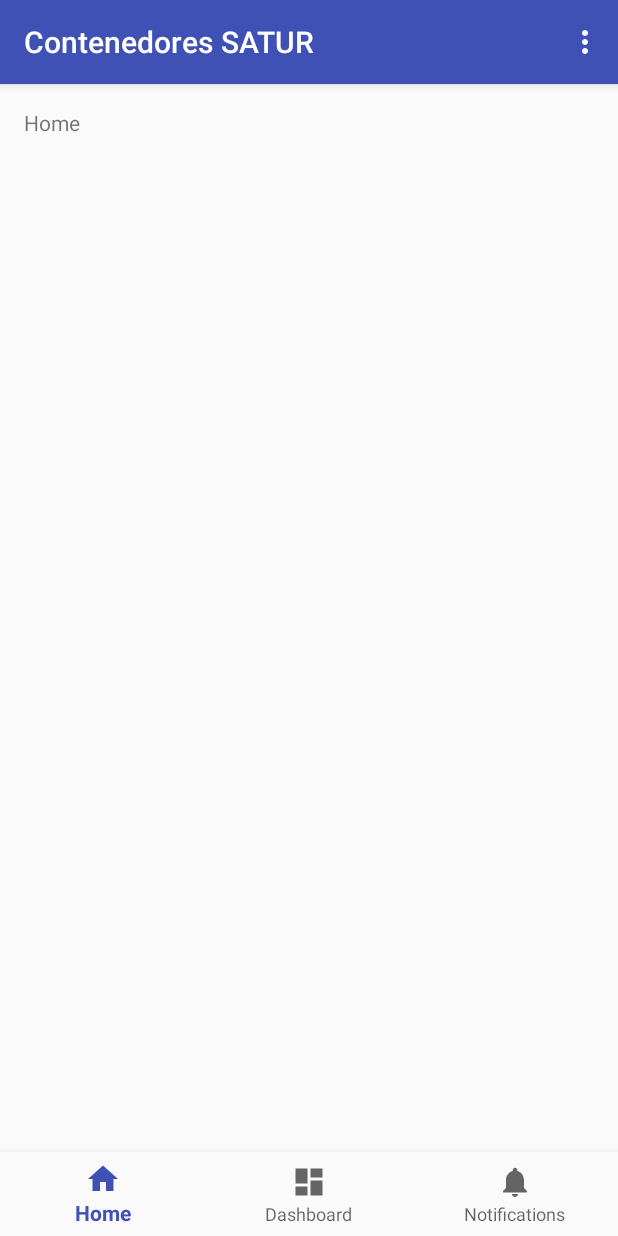
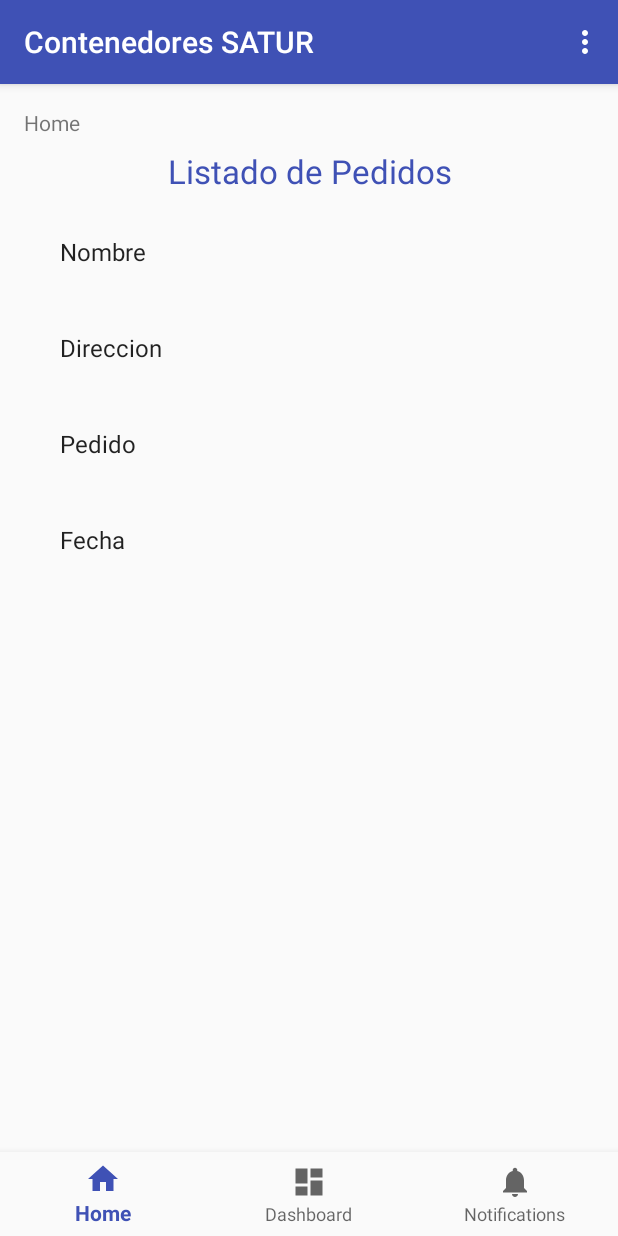
Before and after one commit to Binomi0/choferes-android, an Android app: the screen it shows after launch once a user with an empty profile is signed in (MainActivity), on a phone screen of 412 x 824 dp. Run offline under Robolectric (Android 15) with nearby library versions, the phone set to English and light mode, and no system bars; our stand-ins replace Firebase (no records; nobody signed in at launch, a user with empty details on screens opened directly); 2 statements that could not run were skipped.

Commit message:
Proyecto iniciado Añadido login con Firebase y main activity con bottom navigation
Incluido layout lista_pedidos

```diff
--- a/app/src/main/java/com/contenedoressatur/android/choferesandroid/MainActivity.java
+++ b/app/src/main/java/com/contenedoressatur/android/choferesandroid/MainActivity.java
@@ -1,25 +1,42 @@
 package com.contenedoressatur.android.choferesandroid;
 
+import android.content.Context;
 import android.content.Intent;
 
+import android.media.Image;
 import android.os.Bundle;
 import android.support.annotation.NonNull;
 import android.support.design.widget.BottomNavigationView;
 import android.support.v7.app.AppCompatActivity;
+import android.support.v7.widget.RecyclerView;
+import android.view.LayoutInflater;
 import android.view.Menu;
 import android.view.MenuItem;
+import android.view.View;
+import android.view.ViewGroup;
+import android.widget.AdapterView;
+import android.widget.ArrayAdapter;
+import android.widget.ImageView;
+import android.widget.ListView;
 import android.widget.TextView;
 import android.content.Intent;
 import android.net.Uri;
+import android.widget.Toast;
+
+import org.w3c.dom.Text;
 
 import java.lang.String;
+import java.lang.reflect.Array;
 
-public class MainActivity extends AppCompatActivity {
+public class MainActivity extends AppCompatActivity  {
 
     private TextView mTextMessage;
     private TextView mTextEmail;
     private String nombre;
     private String email;
+    ListView listView;
+
+    String[] valores = new String[] { "Nombre", "Direccion", "Pedido", "Fecha" };
 
     private Bundle parametros;
 
@@ -32,10 +49,7 @@ public class MainActivity extends AppCompatActivity {
         public boolean onNavigationItemSelected(@NonNull MenuItem item) {
             switch (item.getItemId()) {
                 case R.id.navigation_home:
-                    System.out.println("EMAIL: " + email);
-//                    mTextMessage.setText(email);
-                    mTextMessage.setText(R.string.title_home);
-
+                    cargarContenidoHome();
                     return true;
                 case R.id.navigation_dashboard:
 //                    mTextMessage.setText(email);
@@ -53,6 +67,13 @@ public class MainActivity extends AppCompatActivity {
             return false;
         }
     };
+
+    private void cargarContenidoHome(){
+        System.out.println("EMAIL: " + email);
+        mTextEmail.setText(email);
+        mTextMessage.setText(R.string.title_home);
+
+    }
 
     void showHomeView(){
         Intent intent = new Intent(Intent.ACTION_SEND);
@@ -79,16 +100,28 @@ public class MainActivity extends AppCompatActivity {
         // Recoger parametros
         if (parametros != null) {
             System.out.println("Tengo ExtraData " + parametros);
-            System.out.println("Tengo ExtraData " + parametros.getString("email"));
+            System.out.println("ExtraData Email: " + parametros.getString("email"));
             email = parametros.getString("email");
             mTextEmail.setText(email);
         } else {
+            System.out.println("No tengo extradata");
             return;
         }
 
         BottomNavigationView navigation = (BottomNavigationView) findViewById(R.id.navigation);
         navigation.setOnNavigationItemSelectedListener(mOnNavigationItemSelectedListener);
 
+        // LISTA
+        listView = (ListView) findViewById(R.id.lista_pedidos);
+        ArrayAdapter<String> adapter = new ArrayAdapter<String>(this, android.R.layout.simple_expandable_list_item_1, valores);
+
+        listView.setAdapter(adapter);
+        listView.setOnItemClickListener(new AdapterView.OnItemClickListener() {
+            @Override
+            public void onItemClick(AdapterView<?> adapterView, View view, int position, long l) {
+                Toast.makeText(getApplicationContext(), "Posicion"+position, Toast.LENGTH_SHORT ).show();
+            }
+        });
     }
 
 
@@ -108,4 +141,5 @@ public class MainActivity extends AppCompatActivity {
         }
         return super.onOptionsItemSelected(item);
     }
+
 }
--- a/app/src/main/res/layout/activity_main.xml
+++ b/app/src/main/res/layout/activity_main.xml
@@ -1,9 +1,10 @@
 <?xml version="1.0" encoding="utf-8"?>
 <android.support.constraint.ConstraintLayout xmlns:android="http://schemas.android.com/apk/res/android"
     xmlns:app="http://schemas.android.com/apk/res-auto"
+    xmlns:tools="http://schemas.android.com/tools"
     android:id="@+id/nombre"
     android:layout_width="match_parent"
-    android:layout_height="match_parent" >
+    android:layout_height="match_parent">
 
     <TextView
         android:id="@+id/message"
@@ -20,12 +21,25 @@
         android:id="@+id/email"
         android:layout_width="wrap_content"
         android:layout_height="wrap_content"
+        android:layout_marginEnd="@dimen/activity_horizontal_margin"
         android:layout_marginRight="@dimen/activity_horizontal_margin"
         android:layout_marginTop="@dimen/activity_vertical_margin"
         android:gravity="end"
         android:text="@string/user_email"
         app:layout_constraintRight_toRightOf="parent"
-        app:layout_constraintTop_toTopOf="parent" android:layout_marginEnd="@dimen/activity_horizontal_margin"/>
+        app:layout_constraintTop_toTopOf="parent" />
+
+    <TextView
+        android:id="@+id/homeTitle"
+        android:layout_width="match_parent"
+        android:layout_height="wrap_content"
+        android:layout_marginTop="8dp"
+        android:text="Listado de Pedidos"
+        android:textAlignment="center"
+        android:textColor="@color/colorPrimary"
+        android:shadowColor="@color/colorPrimaryDark"
+        android:textSize="22dp"
+        app:layout_constraintTop_toBottomOf="@+id/message" />
 
     <android.support.design.widget.BottomNavigationView
         android:id="@+id/navigation"
@@ -38,4 +52,11 @@
         app:layout_constraintRight_toRightOf="parent"
         app:menu="@menu/navigation" />
 
+    <ListView
+        android:id="@+id/lista_pedidos"
+        style="@style/Widget.AppCompat.ListView.DropDown"
+        android:layout_width="wrap_content"
+        android:layout_height="match_parent"
+        android:layout_marginTop="80dp" />
+
 </android.support.constraint.ConstraintLayout>
```
Also changed, not shown: app/src/main/java/com/contenedoressatur/android/choferesandroid/LoginActivity.java (+4 -4 lines), app/src/main/res/layout/lista_pedidos.xml (added, +41 -0 lines).
